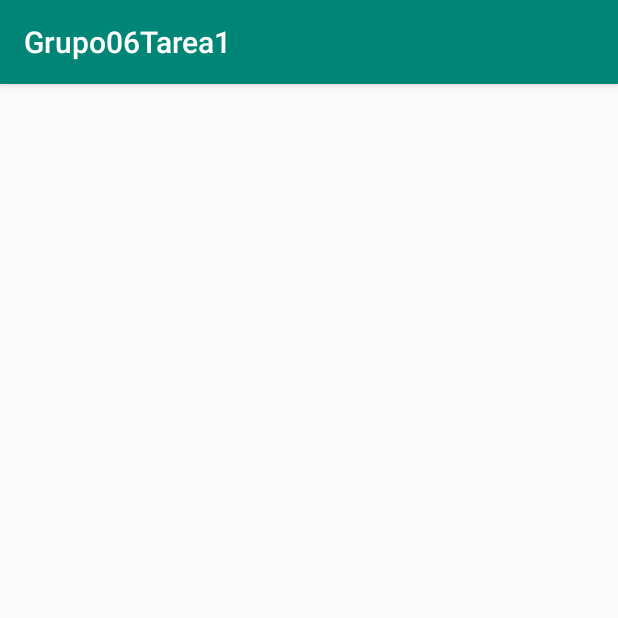
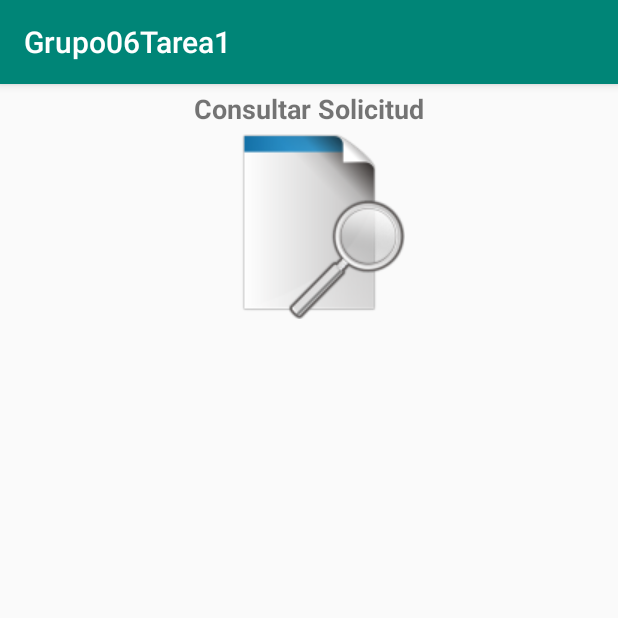
Before and after one commit to chesterven/Grupo06Tarea1, an Android app: the Solicitud_DiferidoRepetido_Consultar screen opened directly, with no data from a screen before it, on a phone screen of 412 x 824 dp, the top half of it. Run offline under Robolectric (Android 15) with nearby library versions, the phone set to English and light mode, and no system bars.

Commit message:
Iconos a utilizar

```diff
--- a/app/src/main/res/layout/activity_solicitud__diferido_repetido__consultar.xml
+++ b/app/src/main/res/layout/activity_solicitud__diferido_repetido__consultar.xml
@@ -1,9 +1,40 @@
 <?xml version="1.0" encoding="utf-8"?>
-<android.support.constraint.ConstraintLayout xmlns:android="http://schemas.android.com/apk/res/android"
+
+<TableLayout xmlns:android="http://schemas.android.com/apk/res/android"
     xmlns:app="http://schemas.android.com/apk/res-auto"
-    xmlns:tools="http://schemas.android.com/tools"
-    android:layout_width="match_parent"
+    android:layout_width="fill_parent"
     android:layout_height="match_parent"
-    tools:context=".Solicitud_DiferidoRepetido_Consultar">
+    android:stretchColumns="1"
+    android:paddingTop="4dip">
 
-</android.support.constraint.ConstraintLayout>
+    <TableRow
+        android:layout_width="match_parent"
+        android:layout_height="match_parent"
+        android:gravity="center">
+
+    <TextView
+        android:id="@+id/textView6"
+        android:layout_width="wrap_content"
+        android:layout_height="wrap_content"
+        android:gravity="center"
+        android:textSize="18sp"
+        android:textStyle="bold"
+        android:text="@string/Solicitud_RepetidoDiferido_Titulo_Consultar" />
+    </TableRow>
+
+    <TableRow
+        android:layout_width="match_parent"
+        android:layout_height="match_parent"
+        android:gravity="center">
+
+        <ImageView
+            android:id="@+id/imageView4"
+            android:layout_width="wrap_content"
+            android:layout_height="wrap_content"
+            app:srcCompat="@drawable/consultarSolicitud" />
+    </TableRow>
+
+    <TableRow
+        android:layout_width="match_parent"
+        android:layout_height="match_parent" />
+</TableLayout>
--- a/app/src/main/res/layout/activity_solicitud__repetido__insertar.xml
+++ b/app/src/main/res/layout/activity_solicitud__repetido__insertar.xml
@@ -32,7 +32,7 @@
             android:layout_width="10dp"
             android:layout_height="match_parent"
             android:layout_gravity="center"
-            app:srcCompat="@drawable/solicitud" />
+            app:srcCompat="@drawable/insertarSolicitud" />
 
     </TableRow>
 
```
Also changed, not shown: app/src/main/res/drawable/actualizarPrimeraySegundaRevision.png (added), app/src/main/res/drawable/consultarPrimeraySegundaRevision.png (added), app/src/main/res/drawable/eliminarPrimeraySegundaRevision.png (added), app/src/main/res/drawable/insertarPrimeraySegundaRevision.png (added), app/src/main/res/drawable/insertarSolicitud.png (renamed from app/src/main/res/drawable/solicitud.png).
